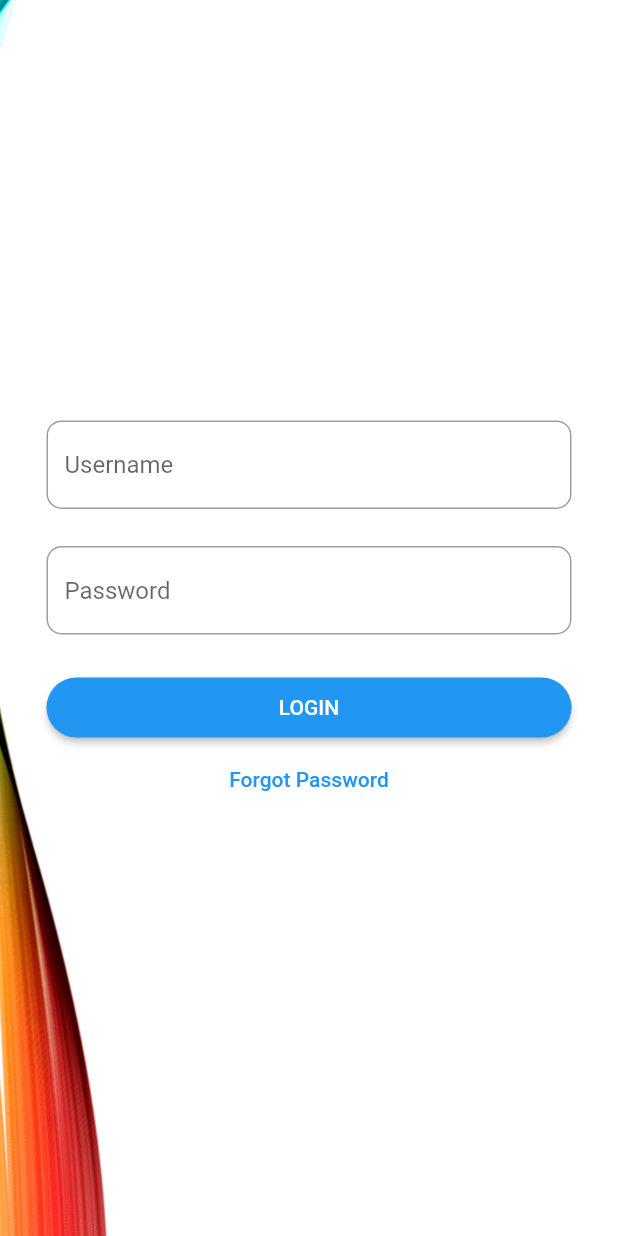
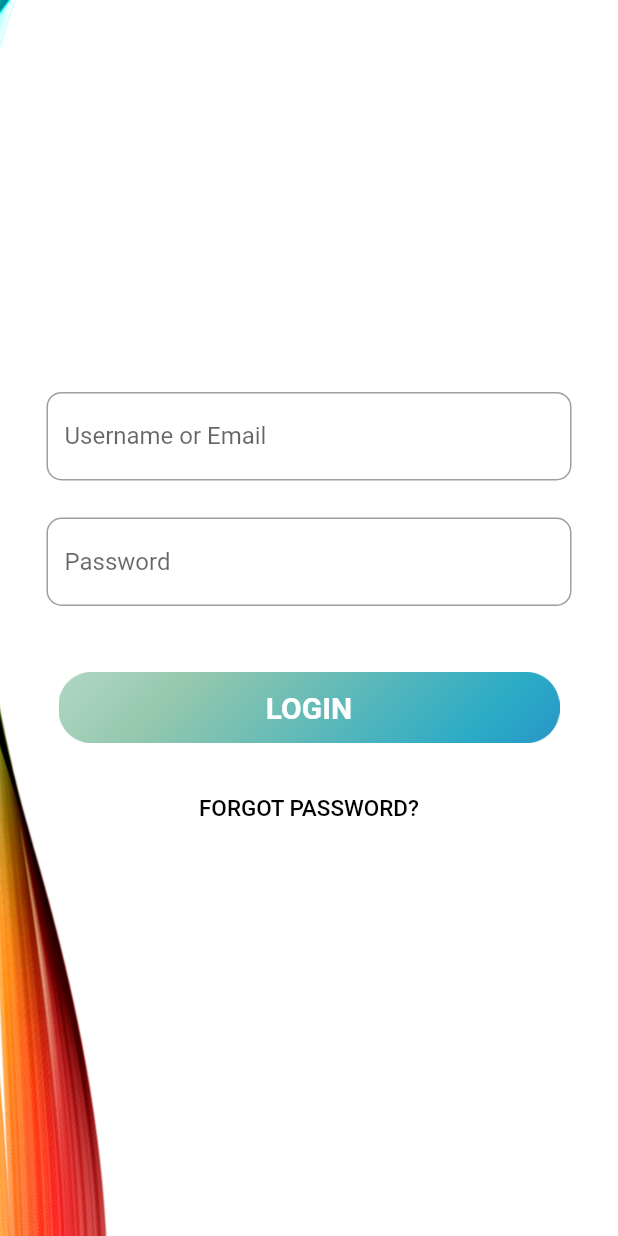
Before and after one commit to mrreyesm/sak_app, a Flutter app: the screen it shows after launch, after a tap on "LOGIN", on a phone screen of 412 x 824 dp. Run offline on Flutter 3.47's test engine with Material 2 defaults, Android fonts, the phone set to English and light mode, and no system bars; our stand-ins replace animated_splash_screen, animated_text_kit, page_transition, splashscreen; Roboto replaces fonts that are missing (varelaround).

Commit message:
styling rounded buttons according to the design

```diff
--- a/lib/Screens/Login/components/body.dart
+++ b/lib/Screens/Login/components/body.dart
@@ -1,3 +1,5 @@
+import 'dart:ui';
+
 import 'package:flutter/material.dart';
 import 'package:sak_app/Screens/Login/components/background.dart';
 import 'package:sak_app/Screens/Sensor%20Menu/sensorMenu.dart';
@@ -22,7 +24,7 @@ class Body extends StatelessWidget {
                 border: OutlineInputBorder(
                   borderRadius: BorderRadius.circular(10.0),
                 ),
-                hintText: "Username",
+                hintText: "Username or Email",
               ),
             ),
             SizedBox(height: size.height * 0.03),
@@ -36,18 +38,41 @@ class Body extends StatelessWidget {
               ),
             ),
             SizedBox(height: size.height * 0.03),
-            ElevatedButton(
-              style: ElevatedButton.styleFrom(
-                  fixedSize: const Size(350, 40),
-                  shape: RoundedRectangleBorder(
-                      borderRadius: BorderRadius.circular(24))),
+            Container(
+              child: TextButton(
+                child: InkWell(
+                  child: Ink(
+                    width: 510,
+                    height: 70,
+                    decoration: BoxDecoration(
+                      image: DecorationImage(
+                        image: AssetImage("assets/images/Picture9.png"),
+                      ),
+                    ),
+                    child: Container(
+                      height: 510,
+                      width: 70,
+                      child: Align(
+                        alignment: Alignment.center,
+                        child: Text(
+                          "LOGIN",
+                          style: TextStyle(
+                              color: Colors.white,
+                              fontSize: 20,
+                              fontWeight: FontWeight.bold,
+                              fontFamily: 'varelaround'),
+                        ),
+                      ),
+                    ),
+                  ),
+                ),
                 onPressed: () {
                   Navigator.push(
                       context,
                       MaterialPageRoute(
                           builder: (context) => const SensorScreen()));
                 },
-              child: const Text('LOGIN'),
+              ),
             ),
             TextButton(
               onPressed: () {
@@ -56,7 +81,13 @@ class Body extends StatelessWidget {
                     MaterialPageRoute(
                         builder: (context) => const SensorScreen()));
               },
-              child: const Text('Forgot Password'),
+              child: const Text(
+                'FORGOT PASSWORD?',
+                style: TextStyle(
+                    color: Colors.black,
+                    fontFamily: 'varelaround',
+                    fontSize: 15),
+              ),
             ),
           ],
         ),
--- a/lib/Screens/Signup/components/body.dart
+++ b/lib/Screens/Signup/components/body.dart
@@ -134,22 +134,39 @@ class Body extends StatelessWidget {
               color: Colors.black,
             ),
             Container(
-              width: size.width * 0.7,
-              child: FlatButton(
+              child: TextButton(
+                child: InkWell(
+                  child: Ink(
+                    width: 510,
+                    height: 70,
+                    decoration: BoxDecoration(
+                      image: DecorationImage(
+                        image: AssetImage("assets/images/Picture9.png"),
+                      ),
+                    ),
+                    child: Container(
+                      height: 510,
+                      width: 70,
+                      child: Align(
+                        alignment: Alignment.center,
+                        child: Text(
+                          "SIGN UP",
+                          style: TextStyle(
+                              color: Colors.white,
+                              fontSize: 20,
+                              fontWeight: FontWeight.bold,
+                              fontFamily: 'varelaround'),
+                        ),
+                      ),
+                    ),
+                  ),
+                ),
                 onPressed: () {
                   Navigator.push(
                       context,
                       MaterialPageRoute(
                           builder: (context) => const SensorScreen()));
                 },
-                color: kPrimaryColor,
-                child: Text(
-                  "SIGN UP",
-                  style: TextStyle(
-                    color: Color.fromARGB(255, 0, 0, 0),
-                    fontWeight: FontWeight.bold,
-                  ),
-                ),
               ),
             ),
             SizedBox(height: size.height * 0.02),
--- a/lib/Screens/Welcome/components/body.dart
+++ b/lib/Screens/Welcome/components/body.dart
@@ -27,26 +27,77 @@ class Body extends StatelessWidget {
               height: 30,
               width: 70,
             ),
-            ElevatedButton(
-              style: ElevatedButton.styleFrom(
-                  fixedSize: const Size(350, 40),
-                  shape: RoundedRectangleBorder(
-                      borderRadius: BorderRadius.circular(24))),
-              onPressed: () {
-                Navigator.push(context, MaterialPageRoute(builder: (context) {
-                  return LoginScreen();
-                }));
-              },
-              child: const Text('LOGIN'),
+            Container(
+              child: TextButton(
+                child: InkWell(
+                  child: Ink(
+                    width: 250,
+                    height: 50,
+                    decoration: BoxDecoration(
+                      image: DecorationImage(
+                        image: AssetImage("assets/images/Picture9.png"),
+                      ),
+                    ),
+                    child: Container(
+                      height: 250,
+                      width: 120,
+                      child: Align(
+                        alignment: Alignment.center,
+                        child: Text(
+                          "LOGIN",
+                          style: TextStyle(
+                              color: Colors.white,
+                              fontSize: 20,
+                              fontWeight: FontWeight.bold,
+                              fontFamily: 'varelaround'),
+                        ),
+                      ),
+                    ),
+                  ),
+                ),
+                onPressed: () {
+                  Navigator.push(
+                      context,
+                      MaterialPageRoute(
+                          builder: (context) => const LoginScreen()));
+                },
+              ),
             ),
-            TextButton(
-              style: TextButton.styleFrom(fixedSize: const Size(350, 40)),
-              onPressed: () {
-                Navigator.push(context, MaterialPageRoute(builder: (context) {
-                  return SignUpScreen();
-                }));
-              },
-              child: const Text('SIGN UP'),
+            Container(
+              child: TextButton(
+                child: InkWell(
+                  child: Ink(
+                    width: 250,
+                    height: 50,
+                    decoration: BoxDecoration(
+                      image: DecorationImage(
+                        image: AssetImage("assets/images/Picture9.png"),
+                      ),
+                    ),
+                    child: Container(
+                      height: 250,
+                      width: 50,
+                      child: Align(
+                        alignment: Alignment.center,
+                        child: Text(
+                          "SIGN UP",
+                          style: TextStyle(
+                              color: Colors.white,
+                              fontSize: 20,
+                              fontWeight: FontWeight.bold,
+                              fontFamily: 'varelaround'),
+                        ),
+                      ),
+                    ),
+                  ),
+                ),
+                onPressed: () {
+                  Navigator.push(
+                      context,
+                      MaterialPageRoute(
+                          builder: (context) => const SignUpScreen()));
+                },
+              ),
             ),
           ],
         ),
--- a/pubspec.yaml
+++ b/pubspec.yaml
@@ -83,3 +83,6 @@ flutter:
         - asset: assets\fonts\Canterbury.ttf
         - asset: assets\fonts\Canterbury.ttf
           style: italic
+    - family: varelaround
+      fonts:
+        - asset: assets\fonts\varelaround.ttf
```
Also changed, not shown: assets/fonts/varelaround.ttf (added), assets/images/Picture9.png (added). Lines whose indentation alone changed are shown as unchanged.
